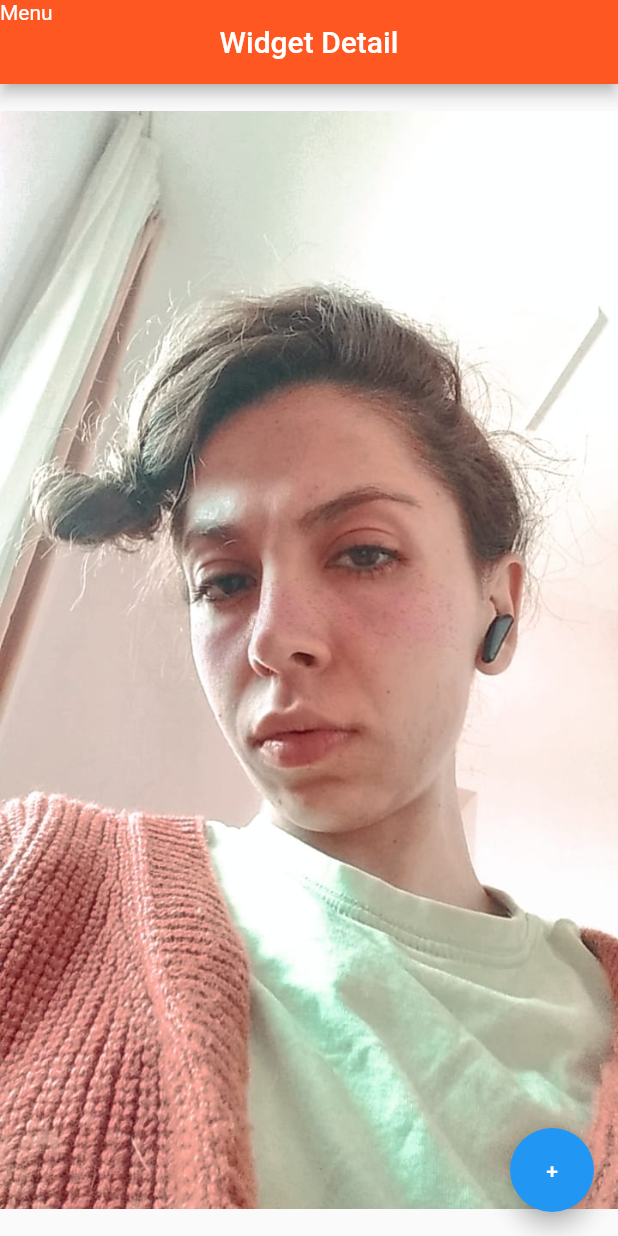
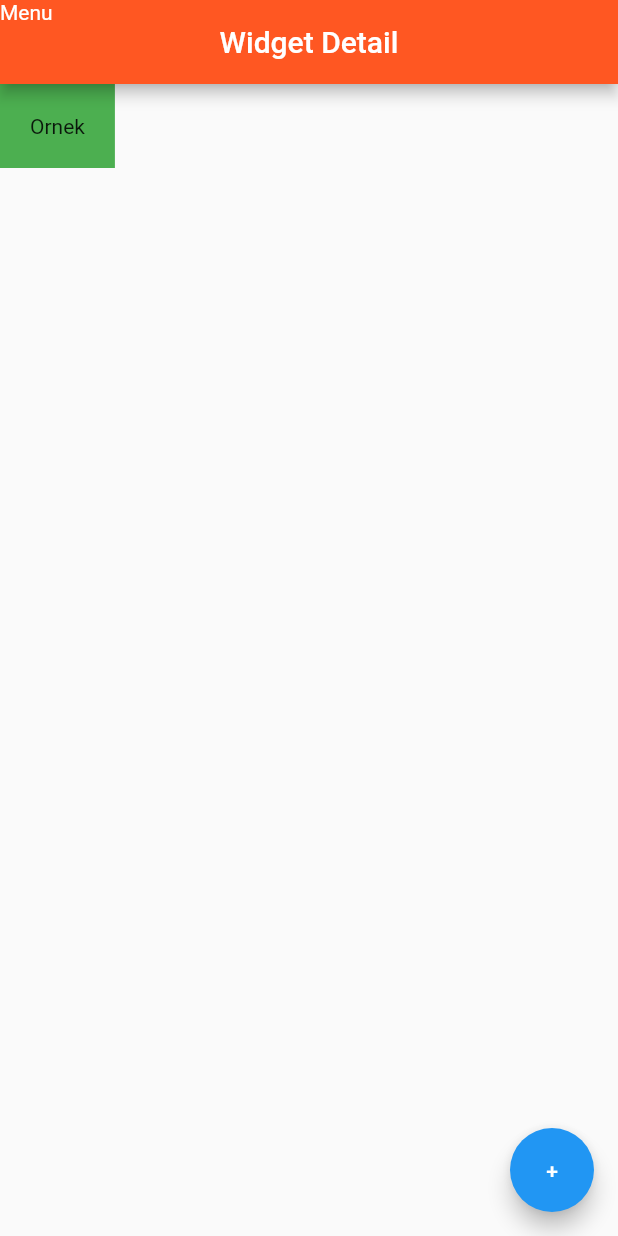
Before and after one commit to ayseturan02/flutterproject, a Flutter app: the screen it shows after launch, on a phone screen of 412 x 824 dp. Run offline on Flutter 3.47's test engine with Material 2 defaults, Android fonts, the phone set to English and light mode, and no system bars; our stand-ins replace google_fonts, hexcolor; Roboto replaces fonts that are missing (Acme).

Commit message:
Flutter Containers & Padding

```diff
--- a/lib/main.dart
+++ b/lib/main.dart
@@ -27,9 +27,11 @@ class _WidgetDetailState extends State<WidgetDetail> {
           backgroundColor: Colors.deepOrange,
           leading: const Text("Menu"),
         ),
-        body: const Center(
-          child: Image(
-            image: AssetImage("lib/assets/images/photo1.jpg"), //networkimage(url)
+        body: Container(
+          color: Colors.green,
+          child: const Padding(
+              padding: const EdgeInsets.all(20.0),
+              child: Text("Ornek"), //altta bunu yazarsan sadece ornek yazan yer yeşil olur
           ),
         ),
         floatingActionButton: FloatingActionButton(
```
